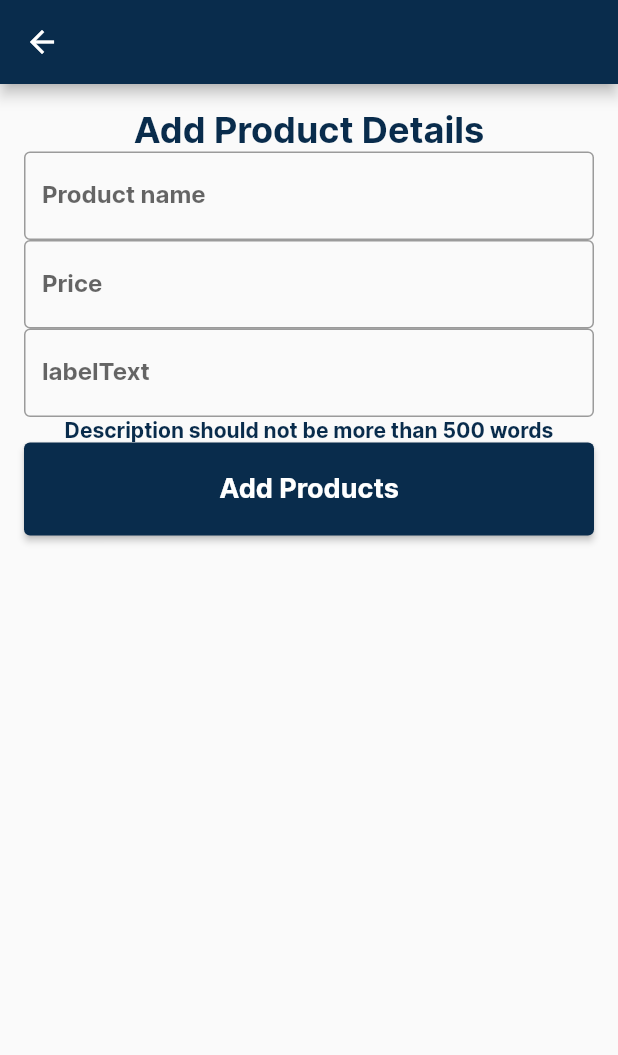
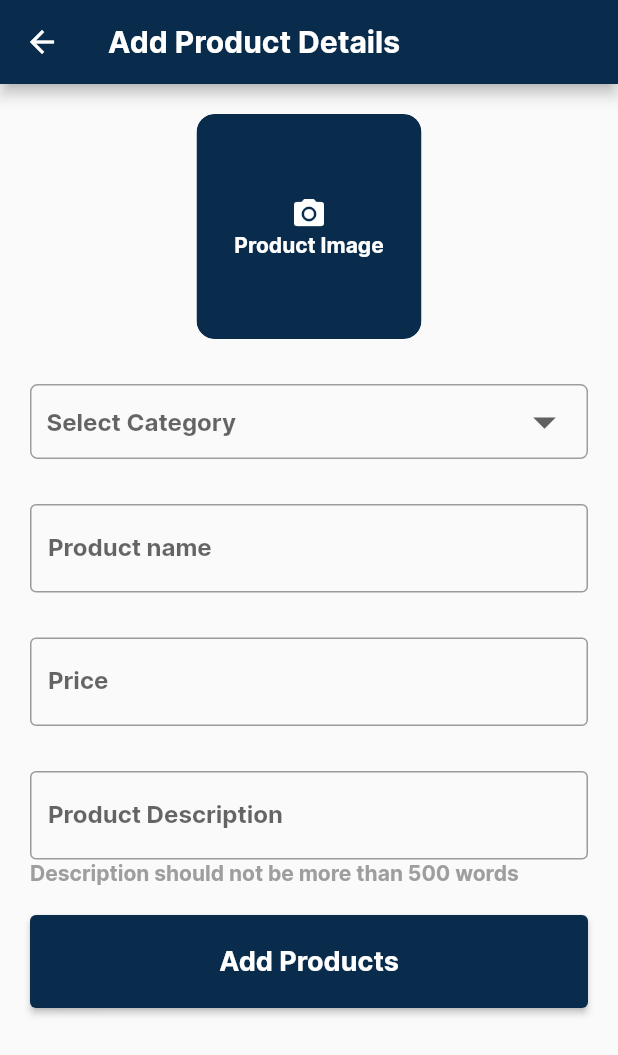
Before and after one commit to bumie-e/Plug, a Flutter app: the ProdDetailPage screen opened by its route, on a phone screen of 412 x 824 dp. Shown: the top 1055 px of the screen. Run offline on Flutter 3.47's test engine with Material 2 defaults, Android fonts, the light colour scheme and no system bars; our stand-ins replace google_fonts, image_picker; project files that could hold a hidden picture were left out.

Commit message:
Product Detail Page

```diff
--- a/lib/components/custom_textfields.dart
+++ b/lib/components/custom_textfields.dart
@@ -42,9 +42,9 @@ class MultiLineTextField extends StatelessWidget {
       keyboardType: TextInputType.multiline,
       minLines: 1,
       maxLines: 5,
-      decoration: const InputDecoration(
+      decoration: InputDecoration(
         border: OutlineInputBorder(),
-        labelText: 'labelText',
+        labelText: labelText,
       ),
       onChanged: (value) => onChanged(value),
     );
--- a/lib/main.dart
+++ b/lib/main.dart
@@ -34,7 +34,7 @@ class MyApp extends StatelessWidget {
           ),
         ),
       ),
-      initialRoute: WelcomePage.routeName,
+      initialRoute: ProdDetailPage.routeName,
       routes: {
         WelcomePage.routeName: (context) => WelcomePage(),
         HomePage.routeName: (context) => HomePage(),
--- a/lib/screens/product_detail.dart
+++ b/lib/screens/product_detail.dart
@@ -3,6 +3,7 @@ import 'package:plug/components/custom_textfields.dart';
 import 'package:plug/utilities/constants.dart';
 import 'package:plug/components/reusable_button.dart';
 import 'package:plug/utilities/image_picker.dart';
+import 'package:google_fonts/google_fonts.dart';
 
 class ProdDetailPage extends StatefulWidget {
   static const routeName = '/productDetail';
@@ -20,6 +21,7 @@ class _ProdDetailPageState extends State<ProdDetailPage> {
   String _price = '';
   String _desc = '';
   final category = ['Food', 'Shoes', 'Hostels', 'Others'];
+  String? valueChosen;
 
   void pickImage() async {
     var image = await LocalImage(ImageSourceType.gallery).pickImage();
@@ -34,30 +36,120 @@ class _ProdDetailPageState extends State<ProdDetailPage> {
   Widget build(BuildContext context) {
     return Scaffold(
         appBar: AppBar(
-            // title: Text('Register'),
-            ),
+          title: Text(
+            'Add Product Details',
+          ),
+        ),
         body: SingleChildScrollView(
           child: Padding(
-            padding: const EdgeInsets.all(16.0),
+            padding: const EdgeInsets.all(20.0),
             child: Column(
+              crossAxisAlignment: CrossAxisAlignment.start,
+              mainAxisAlignment: MainAxisAlignment.spaceBetween,
               children: [
-                Text(
-                  'Add Product Details',
-                  style: kSubHeading,
+                // Text(
+                //   'Add Product Details',
+                //   style: kSubHeading,
+                //   textAlign: TextAlign.left,
+                // ),
+                Center(
+                  child: GestureDetector(
+                    onTap: () {
+                      pickImage();
+                    },
+                    child: ClipRRect(
+                      borderRadius: BorderRadius.circular(12),
+                      child: Container(
+                          height: 150,
+                          width: 150,
+                          decoration:
+                              kBoxDecoration.copyWith(color: kPrimaryColor1),
+                          child: _productImage ??
+                              Column(
+                                mainAxisAlignment: MainAxisAlignment.center,
+                                children: [
+                                  Icon(
+                                    Icons.camera_alt,
+                                    color: Colors.white,
+                                  ),
+                                  Text(
+                                    'Product Image',
+                                    style: TextStyle(
+                                      color: Colors.white,
+                                    ),
+                                  ),
+                                ],
+                              )),
+                    ),
+                  ),
+                ),
+                SizedBox(
+                  height: 30,
+                ),
+                Container(
+                  padding: EdgeInsets.only(left: 10, right: 10),
+                  decoration: BoxDecoration(
+                    border: Border.all(color: Colors.grey, width: 1),
+                    borderRadius: BorderRadius.circular(5),
+                  ),
+                  child: DropdownButton(
+                    hint: const Text(
+                      'Select Category',
+                      // style: GoogleFonts.quicksand(),
+                    ),
+                    icon: Icon(Icons.arrow_drop_down),
+                    iconSize: 36,
+                    focusColor: kPrimaryColor1,
+                    // dropdownColor: kPrimaryColor1,
+
+                    isExpanded: true,
+                    underline: SizedBox(),
+                    value: valueChosen,
+                    onChanged: (value) {
+                      setState(() {
+                        valueChosen = value as String?;
+                      });
+                    },
+                    items: category
+                        .map((valueItem) => DropdownMenuItem(
+                              value: valueItem,
+                              child: Text(valueItem),
+                            ))
+                        .toList(),
+                  ),
+                ),
+                SizedBox(
+                  height: 30,
                 ),
                 PrimaryTextField(
                   labelText: 'Product name',
                   onChanged: (value) => _productName = value,
+                ),
+                SizedBox(
+                  height: 30,
                 ),
                 PrimaryTextField(
                   labelText: 'Price',
                   keyboardType: TextInputType.number,
                   onChanged: (value) => _price = value,
                 ),
+                SizedBox(
+                  height: 30,
+                ),
                 MultiLineTextField(
                     labelText: 'Product Description',
                     onChanged: (value) => _desc = value),
-                Text('Description should not be more than 500 words'),
+                Text(
+                  'Description should not be more than 500 words',
+                  textAlign: TextAlign.left,
+                  style: TextStyle(
+                    color: Colors.grey,
+                    fontWeight: FontWeight.w400,
+                  ),
+                ),
+                SizedBox(
+                  height: 20,
+                ),
                 ReusableButton(
                   title: 'Add Products',
                   color: MaterialStateProperty.all(
--- a/lib/screens/welcome_screen.dart
+++ b/lib/screens/welcome_screen.dart
@@ -17,9 +17,10 @@ class _WelcomePageState extends State<WelcomePage> {
   Widget build(BuildContext context) {
     return Scaffold(
       body: Padding(
-        padding: const EdgeInsets.fromLTRB(26, 26, 26 , 0),
+        padding: const EdgeInsets.fromLTRB(26, 26, 26, 0),
         child: SingleChildScrollView(
           child: Column(
+            mainAxisAlignment: MainAxisAlignment.center,
             children: [
               const SizedBox(height: 36),
               Text.rich(
--- a/pubspec.yaml
+++ b/pubspec.yaml
@@ -18,6 +18,7 @@ dependencies:
   firebase_core: ^1.10.1
   firebase_auth: ^3.3.0
   cloud_firestore: ^3.1.1
+  google_fonts: ^2.1.0
 
 dev_dependencies:
   flutter_test:
```
Also changed, not shown: pubspec.lock, 1 other file.
